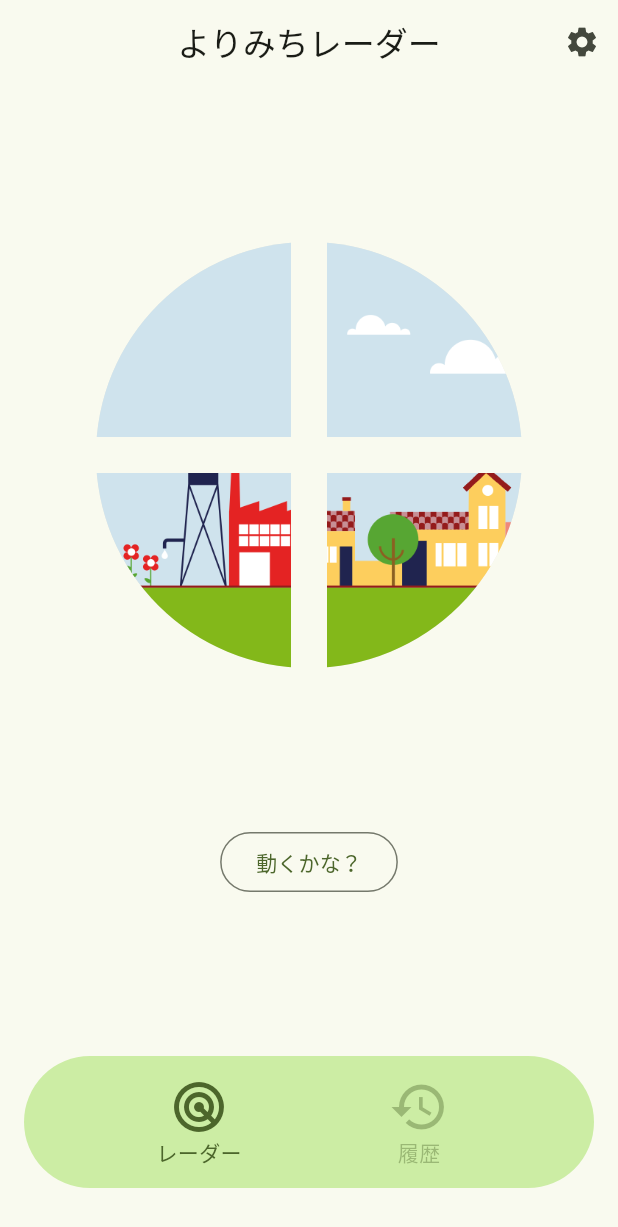
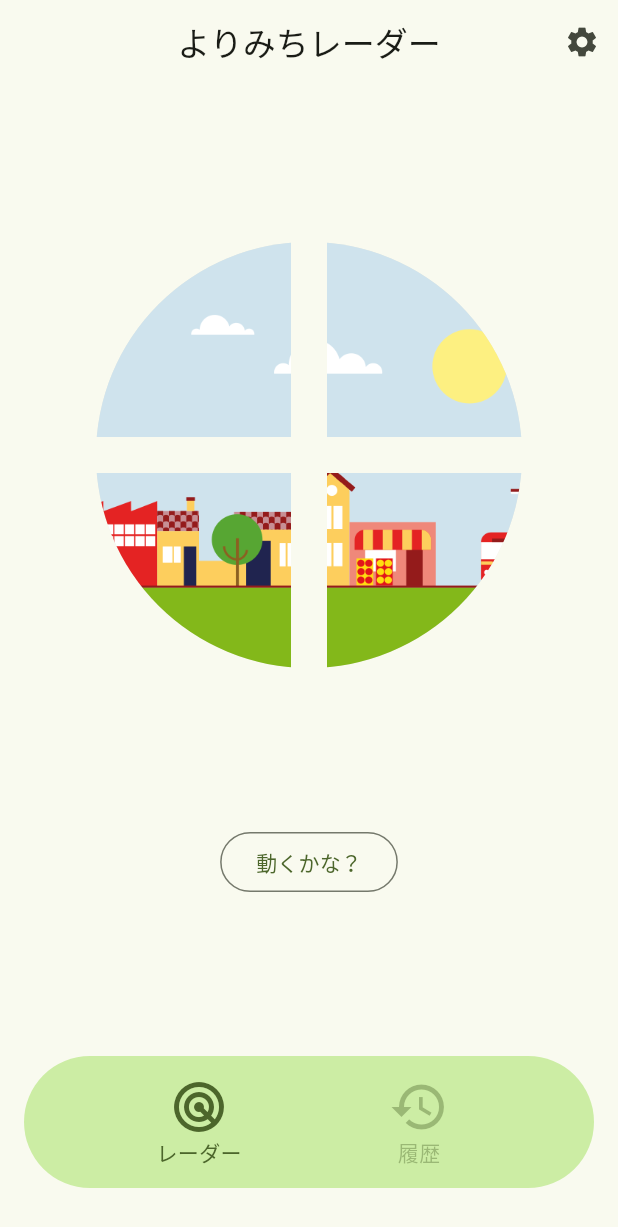
Before and after one commit to Chika0221/YorimichiRadar, a Flutter app: the screen it shows after launch, on a phone screen of 412 x 824 dp. Shown: the top 1227 px of the screen. Run offline on Flutter 3.47's test engine with Material 3 defaults, Android fonts, the light colour scheme and no system bars; our stand-ins replace audioplayers, flutter_compass, flutter_hooks, google_fonts, hooks_riverpod, vibration; Roboto replaces fonts that are missing (Boku2).

Commit message:
窓からの画像のアニメーションを設定

```diff
--- a/lib/widgets/radar/radar_circle.dart
+++ b/lib/widgets/radar/radar_circle.dart
@@ -6,6 +6,7 @@ import 'package:flutter/material.dart';
 
 // Package imports:
 import 'package:audioplayers/audioplayers.dart';
+import 'package:flutter_hooks/flutter_hooks.dart';
 import 'package:hooks_riverpod/hooks_riverpod.dart';
 import 'package:vibration/vibration.dart';
 
@@ -16,6 +17,7 @@ import 'package:yorimichi_radar/state/sensor_animation_provider.dart';
 part 'compass.dart';
 part 'sensor.dart';
 part 'sensor_wave.dart';
+part 'window.dart';
 
 class RadarCircle extends HookConsumerWidget {
   const RadarCircle({super.key});
@@ -29,37 +31,7 @@ class RadarCircle extends HookConsumerWidget {
         shape: BoxShape.circle,
         color: Theme.of(context).colorScheme.surfaceContainerHigh,
       ),
-      child: Stack(
-        children: [
-          SizedBox.square(
-            dimension: radarDiameter,
-            child: ClipRRect(
-              borderRadius: BorderRadius.circular(1000),
-              child: Image.asset(
-                "assets/images/illust/town.png",
-                fit: BoxFit.fitHeight,
-                alignment: Alignment(-1, 0),
-              ),
-            ),
-          ),
-          Align(
-            alignment: Alignment.center,
-            child: Container(
-              height: radarDiameter,
-              width: 24,
-              color: Theme.of(context).colorScheme.surface,
-            ),
-          ),
-          Align(
-            alignment: Alignment.center,
-            child: Container(
-              height: 24,
-              width: radarDiameter,
-              color: Theme.of(context).colorScheme.surface,
-            ),
-          ),
-        ],
-      ),
+      child: Window(radarDiameter: radarDiameter),
       // child: Sensor(radarDiameter: radarDiameter),
       // child: Compass(),
     );
--- /dev/null
+++ b/lib/widgets/radar/window.dart
@@ -0,0 +1,61 @@
+part of 'radar_circle.dart';
+
+class Window extends HookConsumerWidget {
+  const Window({super.key, required this.radarDiameter});
+
+  final double radarDiameter;
+
+  @override
+  Widget build(BuildContext context, WidgetRef ref) {
+    final AnimationController animationController = useAnimationController(
+      duration: Duration(seconds: 120),
+    );
+    final Tween<double> tween = Tween(begin: -1.0, end: 1.0);
+    tween.chain(CurveTween(curve: Curves.ease));
+    final animation = animationController.drive(tween);
+
+    useAnimation(animation);
+
+    useEffect(() {
+      animationController.repeat();
+      return null;
+    }, []);
+
+    return Stack(
+      children: [
+        SizedBox.square(
+          dimension: radarDiameter,
+          child: ClipRRect(
+            borderRadius: BorderRadius.circular(1000),
+            child: AnimatedBuilder(
+              animation: animation,
+              builder: (context, child) {
+                return Image.asset(
+                  "assets/images/illust/town.png",
+                  fit: BoxFit.fitHeight,
+                  alignment: Alignment(animation.value, 0),
+                );
+              },
+            ),
+          ),
+        ),
+        Align(
+          alignment: Alignment.center,
+          child: Container(
+            height: radarDiameter,
+            width: 24,
+            color: Theme.of(context).colorScheme.surface,
+          ),
+        ),
+        Align(
+          alignment: Alignment.center,
+          child: Container(
+            height: 24,
+            width: radarDiameter,
+            color: Theme.of(context).colorScheme.surface,
+          ),
+        ),
+      ],
+    );
+  }
+}
```
Also changed, not shown: lib/widgets/radar/sensor_wave.dart (+8 -28 lines).
